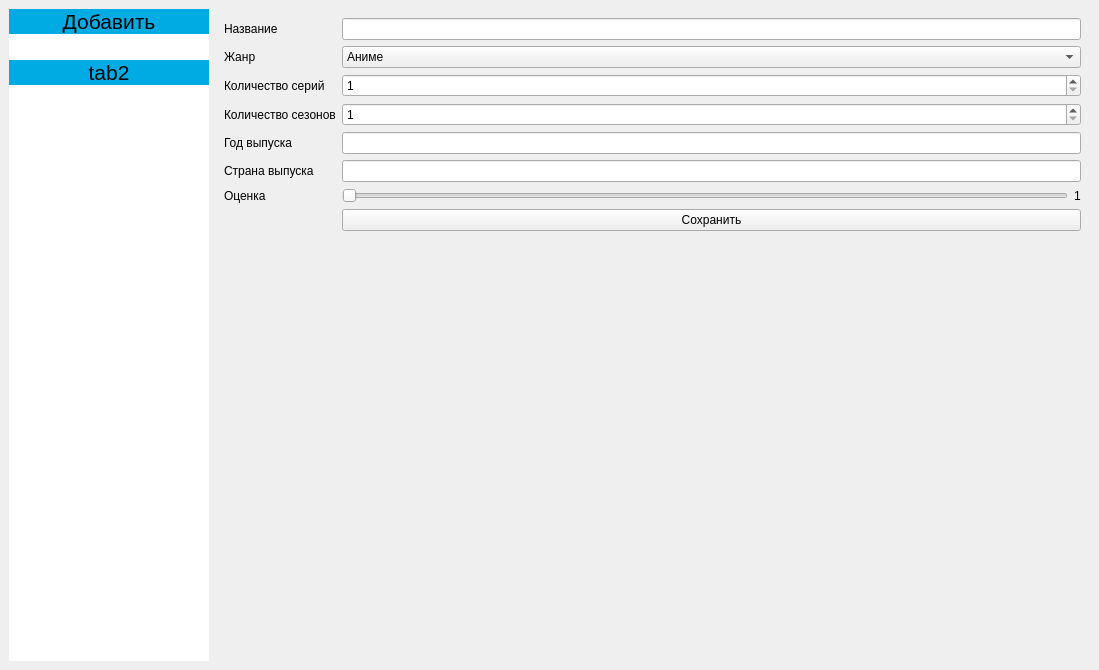
This is test.ui in Kirin112/serialbd as Qt 5 draws it before an edit. The edited form follows.
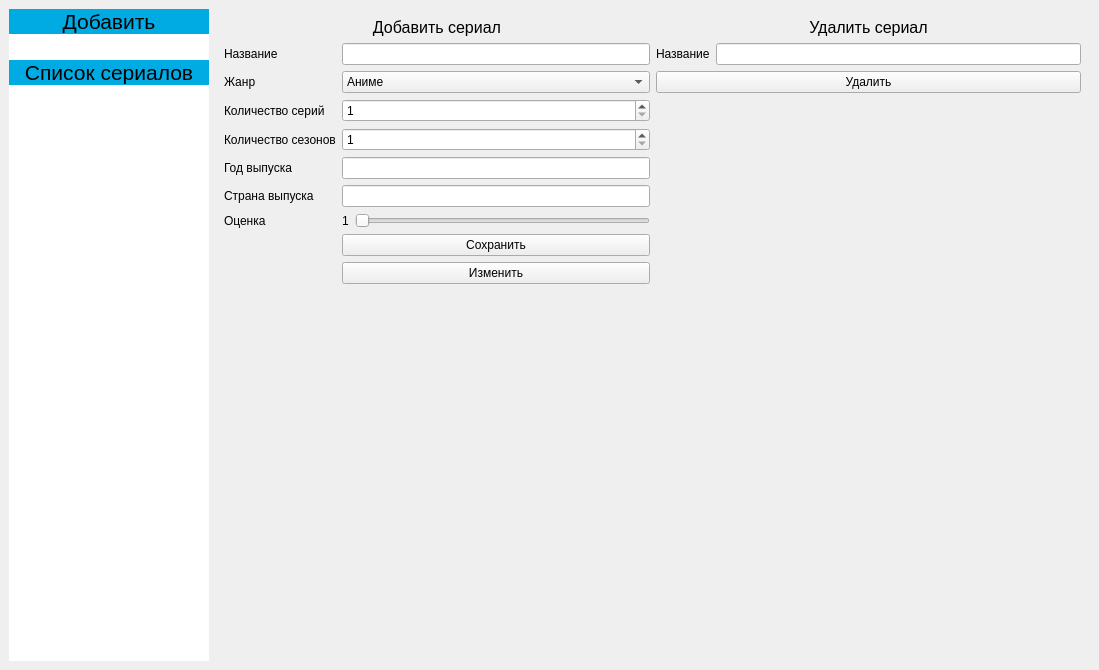
This is the edited form.

Commit message: Добалено удаление, изменение

Diff of the .ui file:
```diff
--- a/test.ui
+++ b/test.ui
@@ -20,8 +20,8 @@
    <set>QMainWindow::AllowTabbedDocks|QMainWindow::AnimatedDocks</set>
   </property>
   <widget class="QWidget" name="centralwidget">
-   <layout class="QFormLayout" name="formLayout">
-    <item row="0" column="0">
+   <layout class="QHBoxLayout" name="horizontalLayout_5">
+    <item>
      <widget class="QListWidget" name="listWidget">
       <property name="sizePolicy">
        <sizepolicy hsizetype="Expanding" vsizetype="Expanding">
@@ -105,7 +105,7 @@
       </item>
       <item>
        <property name="text">
-        <string>tab2</string>
+        <string>Список сериалов</string>
        </property>
        <property name="font">
         <font>
@@ -132,7 +132,7 @@
       </item>
      </widget>
     </item>
-    <item row="0" column="1">
+    <item>
      <widget class="QStackedWidget" name="stackedWidget">
       <property name="autoFillBackground">
        <bool>false</bool>
@@ -144,25 +144,27 @@
        <property name="contextMenuPolicy">
         <enum>Qt::NoContextMenu</enum>
        </property>
-       <layout class="QFormLayout" name="formLayout_2">
+       <layout class="QGridLayout" name="gridLayout">
         <item row="0" column="0">
+         <layout class="QFormLayout" name="formLayout">
+          <item row="1" column="0">
          <widget class="QLabel" name="label">
           <property name="text">
            <string>Название</string>
           </property>
          </widget>
         </item>
-        <item row="0" column="1">
+          <item row="1" column="1">
          <widget class="QLineEdit" name="lineEdit"/>
         </item>
-        <item row="1" column="0">
+          <item row="2" column="0">
          <widget class="QLabel" name="label_2">
           <property name="text">
            <string>Жанр</string>
           </property>
          </widget>
         </item>
-        <item row="1" column="1">
+          <item row="2" column="1">
          <widget class="QComboBox" name="comboBox">
           <item>
            <property name="text">
@@ -196,14 +198,14 @@
           </item>
          </widget>
         </item>
-        <item row="2" column="0">
+          <item row="3" column="0">
          <widget class="QLabel" name="label_3">
           <property name="text">
            <string>Количество серий</string>
           </property>
          </widget>
         </item>
-        <item row="2" column="1">
+          <item row="3" column="1">
          <widget class="QSpinBox" name="spinBox">
           <property name="minimum">
            <number>1</number>
@@ -213,49 +215,56 @@
           </property>
          </widget>
         </item>
-        <item row="3" column="0">
+          <item row="4" column="0">
          <widget class="QLabel" name="label_4">
           <property name="text">
            <string>Количество сезонов</string>
           </property>
          </widget>
         </item>
-        <item row="3" column="1">
+          <item row="4" column="1">
          <widget class="QSpinBox" name="spinBox_2">
           <property name="minimum">
            <number>1</number>
           </property>
          </widget>
         </item>
-        <item row="4" column="0">
+          <item row="5" column="0">
          <widget class="QLabel" name="label_5">
           <property name="text">
            <string>Год выпуска</string>
           </property>
          </widget>
         </item>
-        <item row="4" column="1">
+          <item row="5" column="1">
          <widget class="QLineEdit" name="lineEdit_5"/>
         </item>
-        <item row="5" column="0">
+          <item row="6" column="0">
          <widget class="QLabel" name="label_6">
           <property name="text">
            <string>Страна выпуска</string>
           </property>
          </widget>
         </item>
-        <item row="5" column="1">
+          <item row="6" column="1">
          <widget class="QLineEdit" name="lineEdit_6"/>
         </item>
-        <item row="6" column="0">
+          <item row="7" column="0">
          <widget class="QLabel" name="label_7">
           <property name="text">
            <string>Оценка</string>
           </property>
          </widget>
         </item>
-        <item row="6" column="1">
-         <layout class="QHBoxLayout" name="horizontalLayout_2">
+          <item row="7" column="1">
+           <layout class="QHBoxLayout" name="horizontalLayout_3">
+            <item>
+             <widget class="QLabel" name="label_8">
+              <property name="text">
+               <string>1</string>
+              </property>
+             </widget>
+            </item>
           <item>
            <widget class="QSlider" name="horizontalSlider">
             <property name="minimum">
@@ -272,22 +281,75 @@
             </property>
            </widget>
           </item>
-          <item>
-           <widget class="QLabel" name="label_8">
-            <property name="text">
-             <string>1</string>
-            </property>
-           </widget>
-          </item>
-         </layout>
-        </item>
-        <item row="7" column="1">
+           </layout>
+          </item>
+          <item row="8" column="1">
          <widget class="QPushButton" name="pushButton">
           <property name="text">
            <string>Сохранить</string>
           </property>
          </widget>
         </item>
+          <item row="0" column="0" colspan="2">
+           <widget class="QLabel" name="label_9">
+            <property name="font">
+             <font>
+              <pointsize>12</pointsize>
+             </font>
+            </property>
+            <property name="text">
+             <string>Добавить сериал</string>
+            </property>
+            <property name="alignment">
+             <set>Qt::AlignCenter</set>
+            </property>
+           </widget>
+          </item>
+          <item row="9" column="1">
+           <widget class="QPushButton" name="pushButton_4">
+            <property name="text">
+             <string>Изменить</string>
+            </property>
+           </widget>
+          </item>
+         </layout>
+        </item>
+        <item row="0" column="1">
+         <layout class="QFormLayout" name="formLayout_6">
+          <item row="0" column="0" colspan="2">
+           <widget class="QLabel" name="label_19">
+            <property name="font">
+             <font>
+              <pointsize>12</pointsize>
+             </font>
+            </property>
+            <property name="text">
+             <string>Удалить сериал</string>
+            </property>
+            <property name="alignment">
+             <set>Qt::AlignCenter</set>
+            </property>
+           </widget>
+          </item>
+          <item row="1" column="0">
+           <widget class="QLabel" name="label_20">
+            <property name="text">
+             <string>Название</string>
+            </property>
+           </widget>
+          </item>
+          <item row="1" column="1">
+           <widget class="QLineEdit" name="lineEdit_3"/>
+          </item>
+          <item row="2" column="0" colspan="2">
+           <widget class="QPushButton" name="pushButton_3">
+            <property name="text">
+             <string>Удалить</string>
+            </property>
+           </widget>
+          </item>
+         </layout>
+        </item>
        </layout>
       </widget>
       <widget class="QWidget" name="page_2">
```
Left out of the diff: 8 changed lines with no effect on the pictures. Lines whose indentation alone changed are shown as unchanged. The commit also changes 1 other file.
